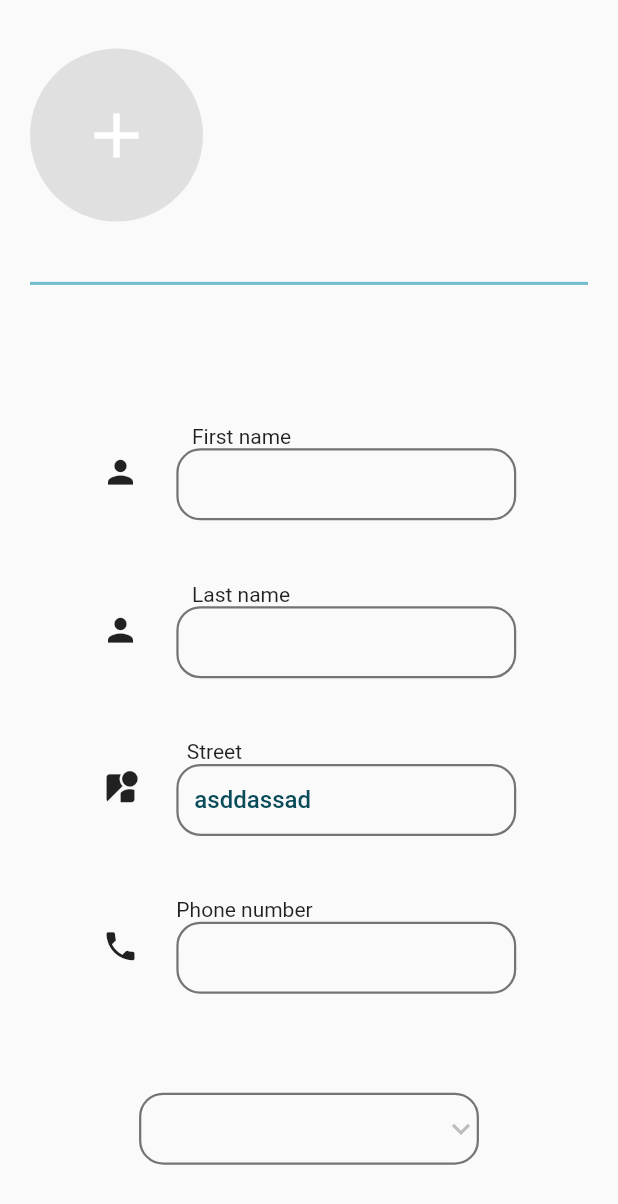
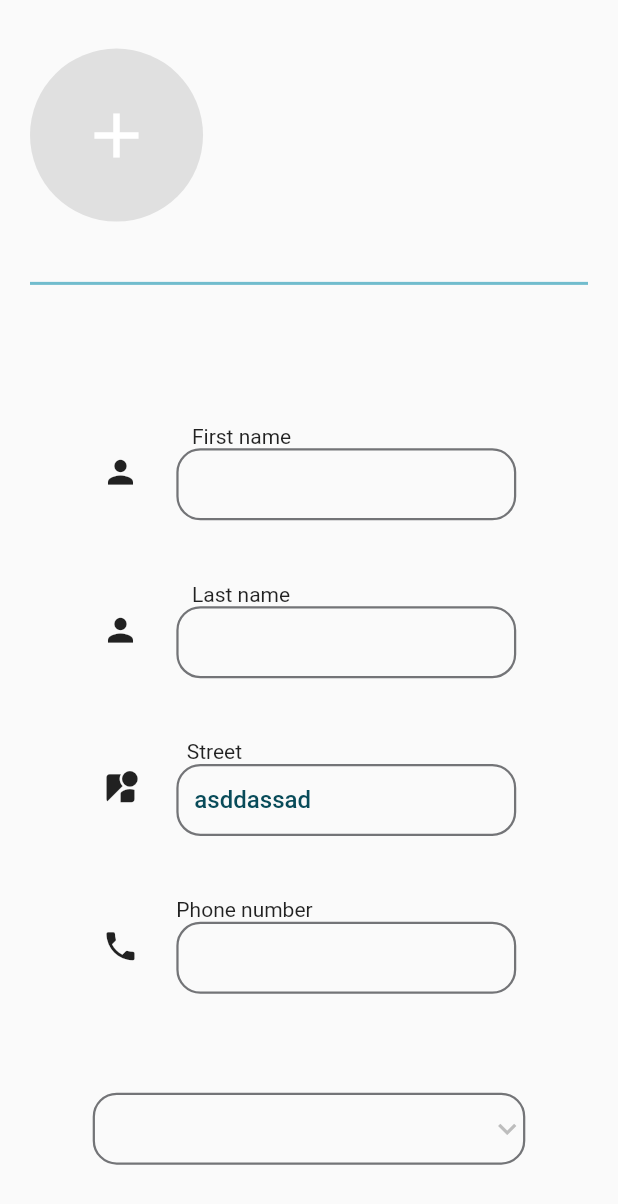
Before and after one commit to SedraAlkateb/odellaProject, a Flutter app: the ProfileView screen opened directly, on a phone screen of 412 x 824 dp. Shown: the top 1204 px of the screen. Run offline on Flutter 3.47's test engine with Material 2 defaults, Android fonts, the phone set to English and light mode, and no system bars; our stand-ins replace badges, dartz, dio, easy_localization, expandable_text, firebase_core and 20 more; missing offline and left inert: dart:ffi, flutter_barcode_scanner, flutter_polyline_points, laravel_echo, pusher_client; accounts and stored records are empty; generated files the repository leaves out were written again; network calls fail; project files that could hold a hidden picture were left out.

Commit message:
Resolved conflicts between Laila and Master

```diff
--- a/lib/presentation/page/profile/view/profile_view.dart
+++ b/lib/presentation/page/profile/view/profile_view.dart
@@ -342,8 +342,8 @@ class _ProfileViewState extends State<ProfileView> {
                           height: 8.h,
                         ),
                         SizedBox(
-                          height: 15.h,
-                           width: 55.w,
+                          height: 14.h,
+                           width: 70.w,
                           child: DropdownButtonFormField(
                               icon:
                               const Icon(Icons.keyboard_arrow_down),
@@ -362,8 +362,26 @@ class _ProfileViewState extends State<ProfileView> {
                         ),
 
                         SizedBox(
-                          height: 15.h,
-                          width: 55.w,
+                          height: 14.h,
+                          width: 70.w,
+                          child: DropdownButtonFormField(
+                              icon:
+                              const Icon(Icons.keyboard_arrow_down),
+                              hint: Text(model.getProfileArea()),
+                              items: model
+                                  .getAreas()
+                                  .map((e) => DropdownMenuItem(
+                                value: e.id,
+                                child: Text(" ${e.name}",overflow: TextOverflow.ellipsis,),
+                              ))
+                                  .toList(),
+                              onChanged: (val) {
+                                model.setAreaId(val!);
+                              }),
+                        ),
+                        SizedBox(
+                          height: 14.h,
+                          width: 70.w,
                           child: DropdownButtonFormField(
                               icon:
                               const Icon(Icons.keyboard_arrow_down),
@@ -383,25 +401,6 @@ class _ProfileViewState extends State<ProfileView> {
                                   .toList(),
                               onChanged: (val) {
                                 model.setUniversityId(val!);
-                                }),
-                          ),
-
-                        SizedBox(
-                          height: 15.h,
-                          width: 55.w,
-                          child: DropdownButtonFormField(
-                              icon:
-                              const Icon(Icons.keyboard_arrow_down),
-                              hint: Text(model.getProfileArea()),
-                              items: model
-                                  .getAreas()
-                                  .map((e) => DropdownMenuItem(
-                                value: e.id,
-                                child: Text(" ${e.name}",overflow: TextOverflow.ellipsis,),
-                              ))
-                                  .toList(),
-                              onChanged: (val) {
-                                model.setAreaId(val!);
                               }),
                         ),
 
@@ -724,7 +723,7 @@ class _ProfileViewState extends State<ProfileView> {
                           mainAxisAlignment: MainAxisAlignment.center,
                           children: [
                             SizedBox(
-                              width: 80.w,
+                              width: 120.w,
                               height: 10.h,
                               child: DropdownButtonFormField(
                                   icon:
@@ -750,7 +749,7 @@ class _ProfileViewState extends State<ProfileView> {
                               mainAxisAlignment: MainAxisAlignment.center,
                               children: [
                               SizedBox(
-                              width: 80.w,
+                              width: 120.w,
                               height: 10.h,
                                 child: DropdownButtonFormField(
                                     icon:
@@ -774,7 +773,7 @@ class _ProfileViewState extends State<ProfileView> {
                                 mainAxisAlignment: MainAxisAlignment.center,
                                 children: [
                                   SizedBox(
-                                    width: 80.w,
+                                    width: 120.w,
                                     height: 10.h,
                                     child: DropdownButtonFormField(
                                         icon:
--- a/pubspec.yaml
+++ b/pubspec.yaml
@@ -53,7 +53,6 @@ dependencies:
   qr_flutter: ^4.0.0
   geocoding: ^2.1.0
   rxdart: ^0.26.0
-
   flutter_barcode_scanner: ^2.0.0
   flutter_rating_bar: ^4.0.1
   expandable_text: ^2.3.0
```
Also changed, not shown: lib/presentation/page/add_lost_item/view/add_lost_item_view.dart (+8 -4 lines), lib/presentation/page/lost_items/view/lost_items_view.dart (+43 -46 lines). Lines whose indentation alone changed are shown as unchanged.
